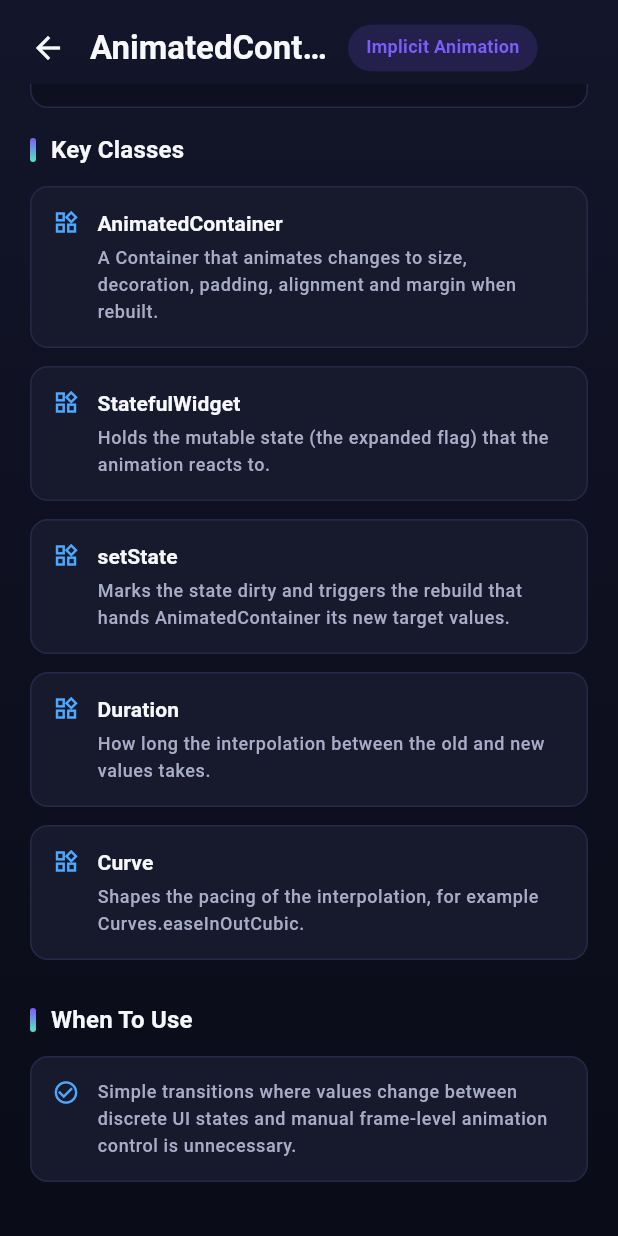
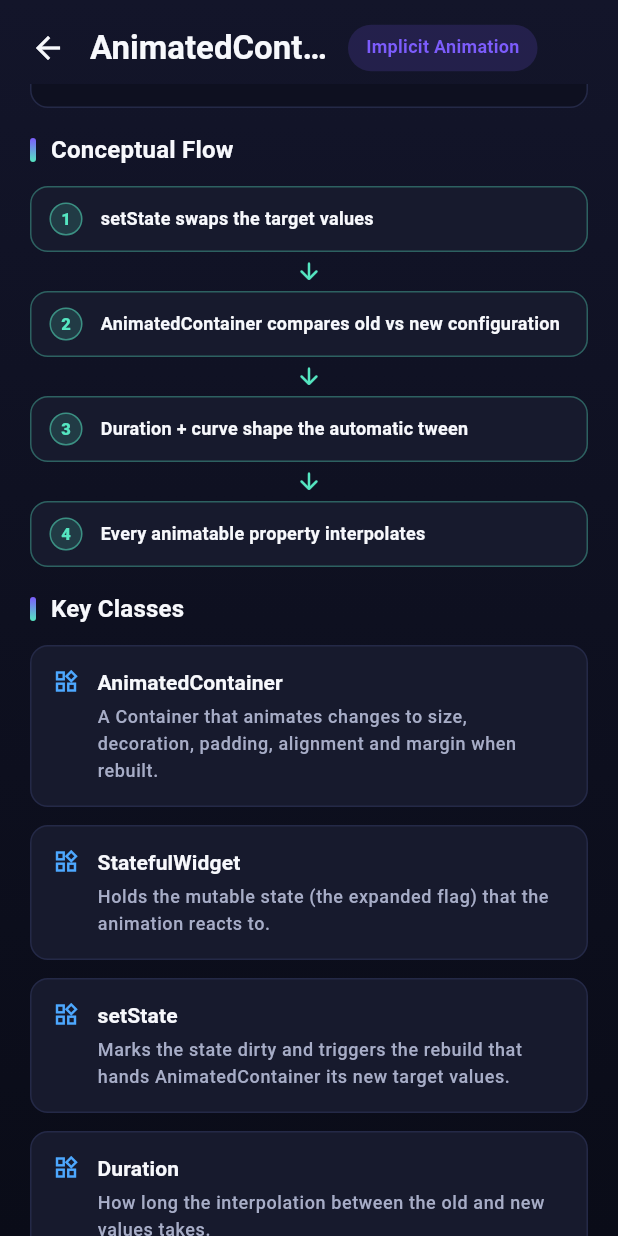
Before and after one commit to fahadkhalid22/Flutter-Animation-Showcase, a Flutter app: the AnimatedContainerDemoScreen screen opened by its route, scrolled down 1304 dp, on a phone screen of 412 x 824 dp. Run offline on Flutter 3.47's test engine with Material 3 defaults, Android fonts, the phone set to English and light mode, and no system bars.

Commit message:
fix: ensure complete animation assignment compliance
Co-Authored-By: Claude Code <noreply@anthropic.com>

```diff
--- a/lib/features/animated_container/animated_container_demo_screen.dart
+++ b/lib/features/animated_container/animated_container_demo_screen.dart
@@ -56,6 +56,12 @@ class AnimatedContainerDemoScreen extends StatelessWidget {
           'curve shapes the pacing of the motion — Curves.easeInOutCubic here '
               '— so it accelerates and settles instead of moving linearly.',
         ],
+        flow: [
+          'setState swaps the target values',
+          'AnimatedContainer compares old vs new configuration',
+          'Duration + curve shape the automatic tween',
+          'Every animatable property interpolates',
+        ],
         keyClasses: [
           (
             name: 'AnimatedContainer',
@@ -91,6 +97,12 @@ class AnimatedContainerDemoScreen extends StatelessWidget {
         whenToUse: [
           'Simple transitions where values change between discrete UI states '
               'and manual frame-level animation control is unnecessary.',
+          'State toggles that should feel organic, such as expanding and '
+              'collapsing panels, cards or badges.',
+          'Colour, padding or alignment changes that need a smooth '
+              'interpolation without writing any controller code.',
+          'Prototyping, where one widget gives production-quality motion '
+              'for free before an explicit animation is wired up.',
         ],
       ),
     );
```
